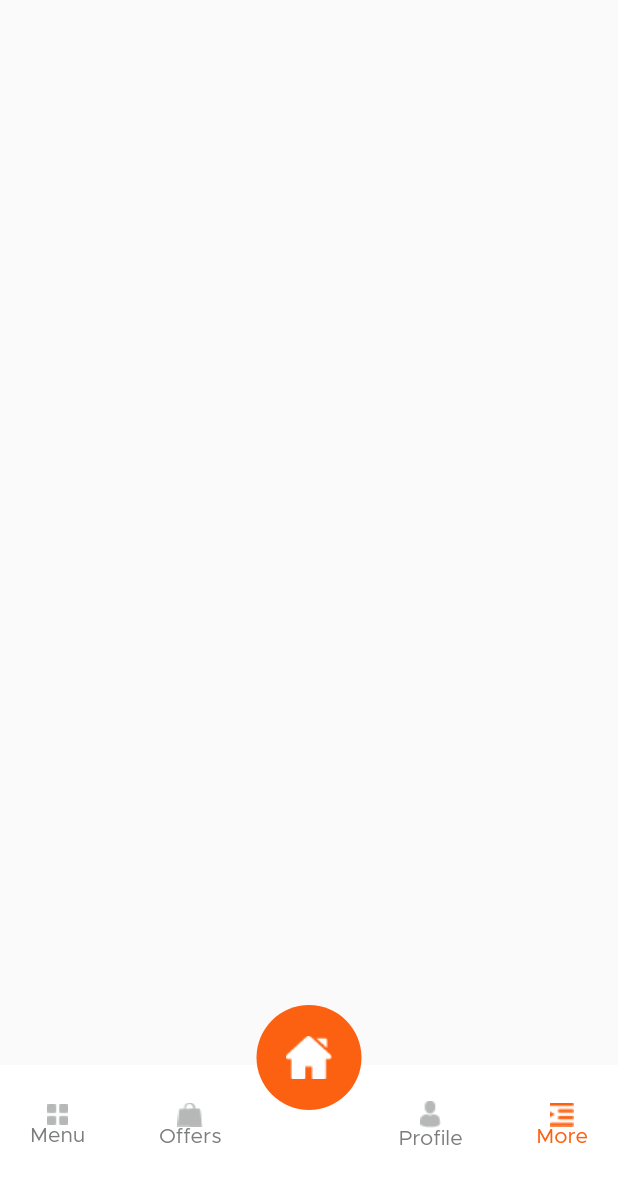
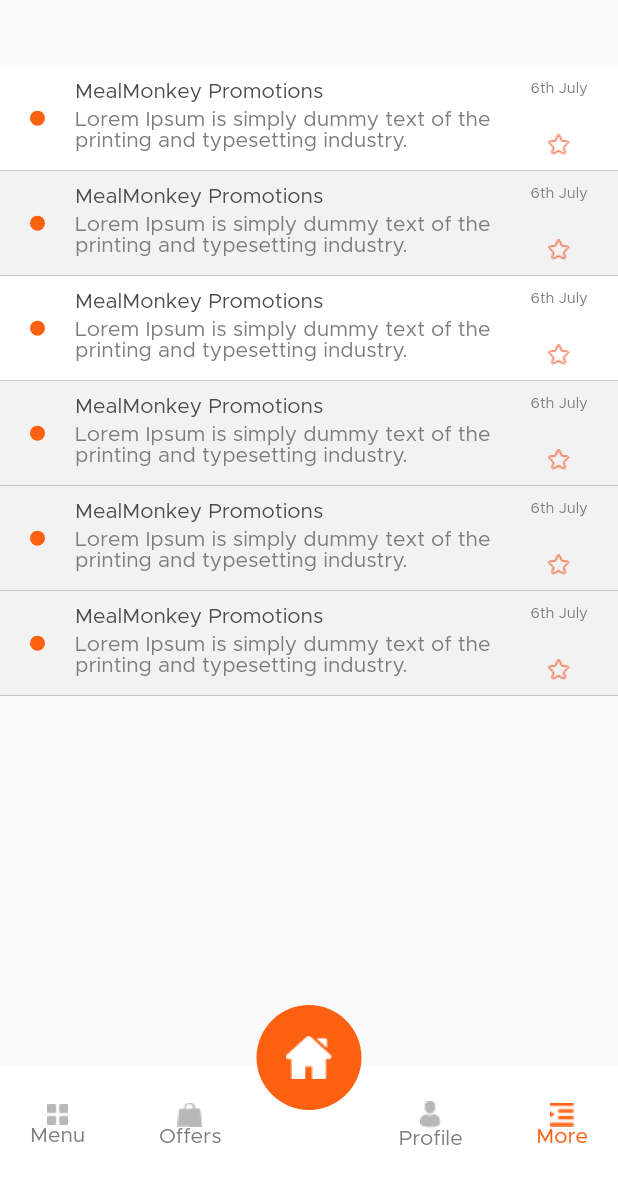
Before and after one commit to amarasagekar/Flutter_app, a Flutter app: the InboxScreen screen opened by its route, on a phone screen of 412 x 824 dp, the part 51-1236 px from its top. Run offline on Flutter 3.47's test engine with Material 2 defaults, Android fonts, the phone set to English and light mode, and no system bars; missing offline and left inert: clip_shadow.

Commit message:
UI myorder screen & inbox screen

```diff
--- a/food_delivery/lib/main.dart
+++ b/food_delivery/lib/main.dart
@@ -8,6 +8,7 @@
 import 'package:food_delivery/screens/introScreen.dart';
 import 'package:food_delivery/screens/landingScreen.dart';
 import 'package:food_delivery/screens/menuScreen.dart';
+import 'package:food_delivery/screens/myOrderScreen.dart';
 import 'package:food_delivery/screens/newPwScreen.dart';
 import 'package:food_delivery/screens/notificationScreen.dart';
 import 'package:food_delivery/screens/paymentScreen.dart';
@@ -96,6 +97,7 @@
         NotificationScreen.routeName: (context) => NotificationScreen(),
         AboutScreen.routeName: (context) => AboutScreen(),
         InboxScreen.routeName:(context) => InboxScreen(),
+        MyOrderScreen.routeName:(context) => MyOrderScreen(),
       },
     );
   }
--- a/food_delivery/lib/screens/inboxScreen.dart
+++ b/food_delivery/lib/screens/inboxScreen.dart
@@ -3,6 +3,8 @@
 import 'package:flutter/src/widgets/placeholder.dart';
 import 'package:food_delivery/utils/helper.dart';
 import 'package:food_delivery/widgets/customNavBar.dart';
+
+import '../const/colors.dart';
 
 class InboxScreen extends StatelessWidget {
   static const routeName = "/inboxScreen";
@@ -36,11 +38,51 @@
                       Image.asset(
                         Helper.getAssetName("cart.png", "virtual"),
                       ),
-                      SizedBox(
-                        height: 30,
-                      ),
                     ],
                   ),
+                ),
+                SizedBox(
+                  height: 30,
+                ),
+                MailCard(
+                  time: "6th July",
+                  title: "MealMonkey Promotions",
+                  description:
+                      "Lorem Ipsum is simply dummy text of the printing and typesetting industry.",
+                ),
+                MailCard(
+                  time: "6th July",
+                  title: "MealMonkey Promotions",
+                  description:
+                      "Lorem Ipsum is simply dummy text of the printing and typesetting industry.",
+                  color: AppColor.placeholderBg,
+                ),
+                MailCard(
+                  time: "6th July",
+                  title: "MealMonkey Promotions",
+                  description:
+                      "Lorem Ipsum is simply dummy text of the printing and typesetting industry.",
+                ),
+                MailCard(
+                  time: "6th July",
+                  title: "MealMonkey Promotions",
+                  description:
+                      "Lorem Ipsum is simply dummy text of the printing and typesetting industry.",
+                  color: AppColor.placeholderBg,
+                ),
+                MailCard(
+                  time: "6th July",
+                  title: "MealMonkey Promotions",
+                  description:
+                      "Lorem Ipsum is simply dummy text of the printing and typesetting industry.",
+                  color: AppColor.placeholderBg,
+                ),
+                MailCard(
+                  time: "6th July",
+                  title: "MealMonkey Promotions",
+                  description:
+                      "Lorem Ipsum is simply dummy text of the printing and typesetting industry.",
+                  color: AppColor.placeholderBg,
                 ),
               ],
             ),
@@ -57,3 +99,79 @@
     );
   }
 }
+
+class MailCard extends StatelessWidget {
+  const MailCard({
+    super.key,
+    required String time,
+    required String title,
+    required String description,
+    Color color = Colors.white,
+  })  : _time = time,
+        _title = title,
+        _color = color,
+        _description = description;
+
+  final String _time;
+  final String _title;
+  final String _description;
+  final Color _color;
+
+  @override
+  Widget build(BuildContext context) {
+    return Container(
+      height: 70,
+      width: double.infinity,
+      decoration: BoxDecoration(
+        color: _color,
+        border: Border(
+          bottom: BorderSide(
+            color: AppColor.placeholder,
+            width: 0.5,
+          ),
+        ),
+      ),
+      padding: const EdgeInsets.symmetric(horizontal: 20, vertical: 10),
+      child: Row(
+        children: [
+          CircleAvatar(
+            backgroundColor: AppColor.orange,
+            radius: 5,
+          ),
+          SizedBox(
+            width: 20,
+          ),
+          Expanded(
+            child: Column(
+              crossAxisAlignment: CrossAxisAlignment.start,
+              children: [
+                Text(
+                  _title,
+                  style: TextStyle(
+                    color: AppColor.primary,
+                  ),
+                ),
+                SizedBox(
+                  height: 5,
+                ),
+                Text(_description),
+              ],
+            ),
+          ),
+          Column(
+            mainAxisAlignment: MainAxisAlignment.spaceBetween,
+            children: [
+              Text(
+                _time,
+                style: TextStyle(fontSize: 10),
+              ),
+              Image.asset(
+                Helper.getAssetName("star.png", "virtual"),
+              ),
+            ],
+          ),
+        ],
+      ),
+    );
+  }
+}
--- a/food_delivery/lib/screens/moreScreen.dart
+++ b/food_delivery/lib/screens/moreScreen.dart
@@ -2,6 +2,7 @@
 import 'package:food_delivery/const/colors.dart';
 import 'package:food_delivery/screens/aboutScreen.dart';
 import 'package:food_delivery/screens/inboxScreen.dart';
+import 'package:food_delivery/screens/myOrderScreen.dart';
 import 'package:food_delivery/screens/notificationScreen.dart';
 import 'package:food_delivery/screens/paymentScreen.dart';
 import 'package:food_delivery/utils/helper.dart';
@@ -58,7 +59,7 @@
                       ),
                       handler: () {
                         Navigator.of(context)
-                            .pushNamed(PaymentScreen.routeName);
+                            .pushNamed(MyOrderScreen.routeName);
                       },
                     ),
                     SizedBox(
@@ -84,8 +85,7 @@
                         Helper.getAssetName("mail.png", "virtual"),
                       ),
                       handler: () {
-                        Navigator.of(context)
-                            .pushNamed(InboxScreen.routeName);
+                        Navigator.of(context).pushNamed(InboxScreen.routeName);
                       },
                     ),
                     SizedBox(
```
Also changed, not shown: food_delivery/lib/screens/myOrderScreen.dart (added, +346 -0 lines).
